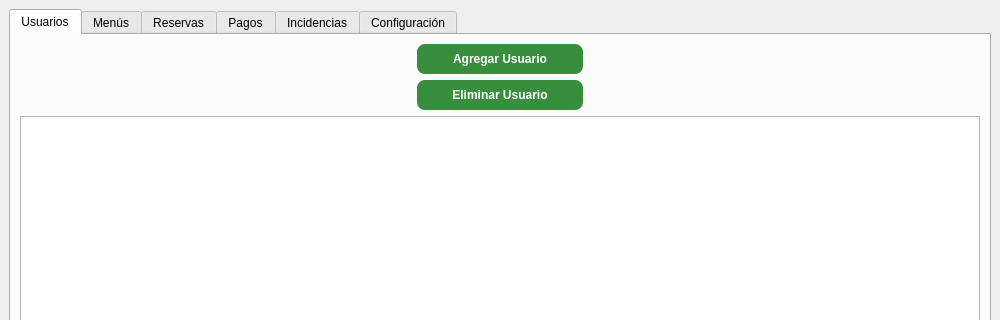
The window that src/vista/ui/AdminPanel.ui (jaimecarfe/menule) describes before a commit, drawn with Qt 5; both pictures show x 0 to 1000 and y 0 to 320 of the 1000 by 700 pixel window.
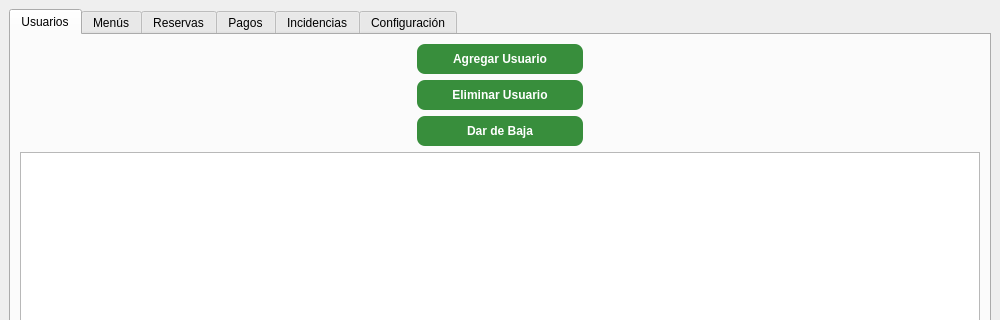
The same window after the commit.

Commit message: Implementar botón de Dar de baja y Corregir implementación del Patrón MVC

Diff of the .ui file:
```diff
--- a/src/vista/ui/AdminPanel.ui
+++ b/src/vista/ui/AdminPanel.ui
@@ -51,6 +51,11 @@
           <property name="text"><string>Eliminar Usuario</string></property>
          </widget>
         </item>
+      <item alignment="Qt::AlignHCenter">
+       <widget class="QPushButton" name="btnDarDeBaja">
+        <property name="text"><string>Dar de Baja</string></property>
+       </widget>
+      </item>
         <item>
          <widget class="QTableWidget" name="tablaUsuarios"/>
         </item>
```
Lines whose indentation alone changed are shown as unchanged. The commit also changes 18 other files.
